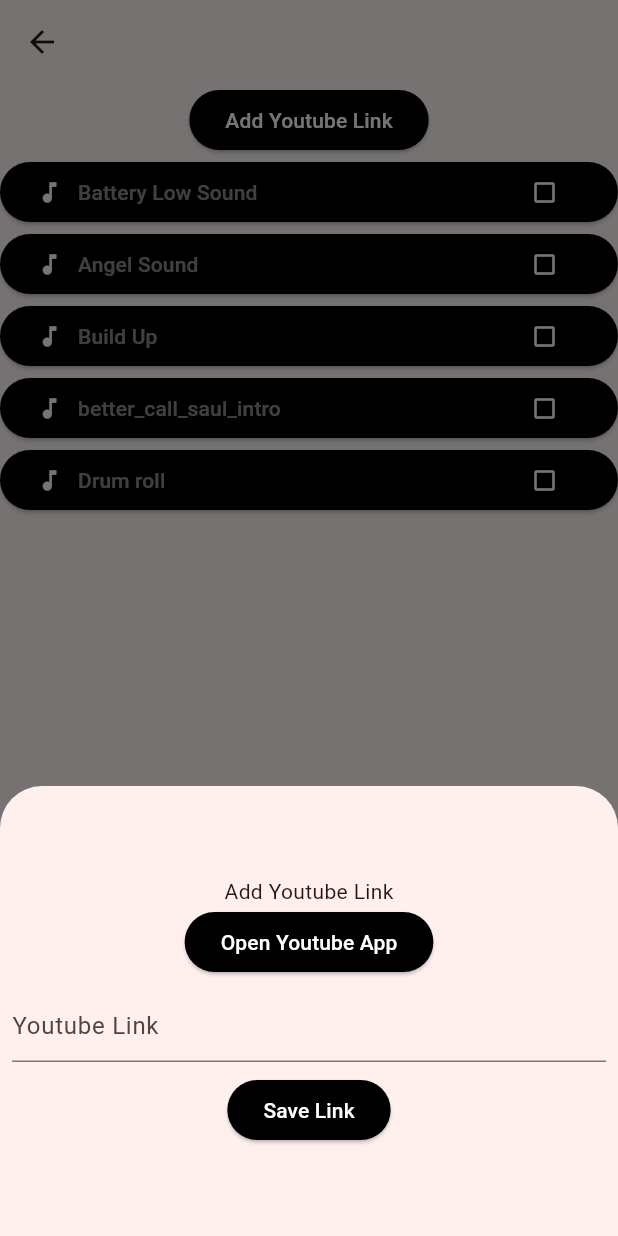
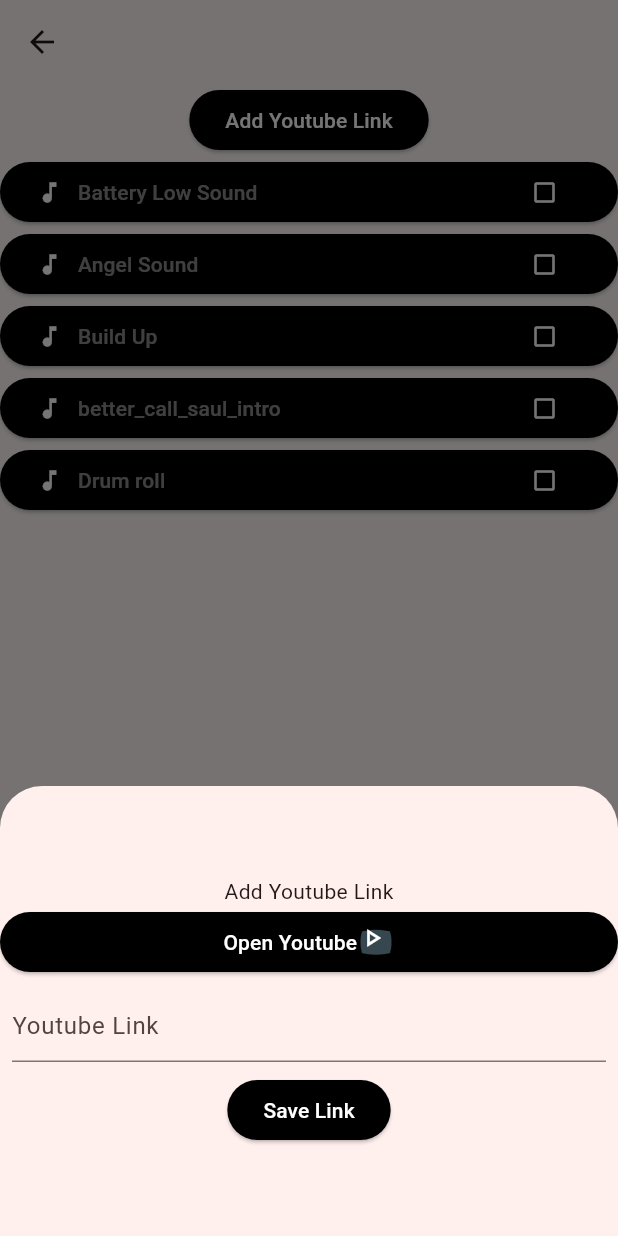
Before and after one commit to muratcanyusufoglu/just_tune, a Flutter app: the AddTrim screen opened directly, after a tap on "Add Youtube Link", on a phone screen of 412 x 824 dp. Run offline on Flutter 3.47's test engine with Material 3 defaults, Android fonts, the phone set to English and light mode, and no system bars; our stand-ins replace awesome_snackbar_content, hive, just_audio, shared_preferences, youtube_player_flutter; missing offline and left inert: youtube_explode_dart; accounts and stored records are empty.

Commit message:
clipboard data added

```diff
--- a/lib/feature/components/custom_audio_youtube_component.dart
+++ b/lib/feature/components/custom_audio_youtube_component.dart
@@ -1,3 +1,4 @@
+import 'package:drum_machine/feature/constants/icons/app_icons.dart';
 import 'package:drum_machine/feature/functions/color_function.dart';
 import 'package:drum_machine/feature/models/youtube_list/youtube_list_model.dart';
 import 'package:drum_machine/product/screen/add_drim/provider/add_trim_provider.dart';
@@ -53,7 +54,7 @@ class _CustomAudioYoutubeComponentState extends State<CustomAudioYoutubeComponen
           flex:1,
           child: IconButton(
               onPressed: ()=> {},
-              icon: Icon(Icons.play_circle_filled_outlined, color:_controller.value.isPlaying ? Colors.white : Colors.red,size: 25)
+              icon: AppIcons.youtubeIcon
             ),
         ),
         Expanded(
--- /dev/null
+++ b/lib/feature/constants/icons/app_icons.dart
@@ -0,0 +1,8 @@
+import 'package:flutter/material.dart';
+
+class AppIcons {
+    const AppIcons._();
+
+  static Stack youtubeIcon = Stack(children: [Align(alignment: Alignment.center, child: Icon(Icons.panorama_wide_angle_select_sharp, color:Colors.blueGrey[800] ,size: 25.0)),const Align(alignment: Alignment.center, child: Icon(Icons.play_arrow_outlined, color:Colors.white ,size: 20.0))]);
+
+}
--- a/lib/feature/functions/color_function.dart
+++ b/lib/feature/functions/color_function.dart
@@ -9,9 +9,9 @@ class SelectedColor{
     } else if (mod == 3 || mod == 4) {
         return Colors.indigo[100];
     } else if (mod == 5 || mod == 6) {
-        return Colors.indigo[150];
+        return Colors.indigo[200];
     } else if (mod == 7 || mod == 0) {
-        return Colors.indigo[200];
+        return Colors.indigo[300];
     } else {
         return Colors.indigo[900];
     }
--- a/lib/product/screen/add_drim/view/add_trim.dart
+++ b/lib/product/screen/add_drim/view/add_trim.dart
@@ -1,53 +1,78 @@
 
 import 'package:drum_machine/feature/constants/audio_list.dart';
 import 'package:drum_machine/feature/components/custom_audio_list_component.dart';
+import 'package:drum_machine/feature/constants/icons/app_icons.dart';
 import 'package:drum_machine/feature/models/audio_list/audio_list_model.dart';
 import 'package:drum_machine/product/screen/add_drim/provider/add_trim_provider.dart';
 import 'package:flutter/material.dart';
+import 'package:flutter/services.dart';
 import 'package:provider/provider.dart';
 
-class AddTrim extends StatelessWidget {
+class AddTrim extends StatefulWidget {
   const AddTrim({super.key});
 
   @override
+  State<AddTrim> createState() => _AddTrimState();
+}
+
+class _AddTrimState extends State<AddTrim> {
+  String clipboardContent = '';
+  TextEditingController _youtubeLinkController = TextEditingController();
+
+  @override
+  void initState() {
+    super.initState();
+    _initClipboardListener();
+  }
+
+  void _initClipboardListener() {
+    Clipboard.getData(Clipboard.kTextPlain).then((ClipboardData? data) {
+      if (data != null && data.text != null) {
+        setState(() {
+          clipboardContent = data.text!;
+          _showClipboardPopup();
+        });
+      }
+    });
+  }
+
+  void _showClipboardPopup() {
+    // Show your popup here
+    showDialog(
+      context: context,
+      builder: (BuildContext context) {
+        return AlertDialog(
+          title: Text('Clipboard Content'),
+          content: Text('Do you want to paste this text in your app?'),
+          actions: [
+            TextButton(
+              onPressed: () {
+                Navigator.pop(context);
+              },
+              child: Text('Cancel'),
+            ),
+            ElevatedButton(onPressed: () async{
+            _youtubeLinkController.text = clipboardContent;
+            Navigator.pop(context);
+            _showYoutubeLinkModal(context,_youtubeLinkController);
+          }, child: const Text('Add Youtube Link'))
+          ],
+        );
+      },
+    );
+  }
+
+
+  @override
   Widget build(BuildContext context) {
+
     return Scaffold(
       resizeToAvoidBottomInset: true,
       appBar: AppBar(),
       body: Column(
         children: [
           ElevatedButton(onPressed: (){
-            showModalBottomSheet(context: context, builder: (BuildContext context) {
-              return SizedBox(
-                height: 300,
-                child: Center(
-                  child: Column(
-                    mainAxisAlignment: MainAxisAlignment.center,
-                    mainAxisSize: MainAxisSize.min,
-                    children: <Widget>[
-                      const Text('Add Youtube Link'),
-                      ElevatedButton(
-                        child: const Text('Open Youtube App'),
-                        onPressed: () => context.read<AddTrimProvider>().openYouTubeApp(),
-                      ),
-                      Padding(
-                        padding: const EdgeInsets.all(8.0),
-                        child: TextFormField(decoration: const InputDecoration(
-        disabledBorder: UnderlineInputBorder(
-          borderSide: BorderSide(color: Colors.grey),
-        ),
-        hintText: 'Youtube Link',
-      ),maxLines: 1, onChanged: (value) => context.read<AddTrimProvider>().setYoutubeMelody(value)),
-                      ),
-                      ElevatedButton(
-                        child: const Text('Save Link'),
-                        onPressed: () => {context.read<AddTrimProvider>().addAndStoreYoutubeMusics(context.read<AddTrimProvider>().youtubeMelody, context)},
-                      ),
-                    ],
-                  ),
-                ),
-              );
-            },);
+            _showYoutubeLinkModal(context, _youtubeLinkController);
           }, child: const Text('Add Youtube Link')),
           Expanded(
             child: ListView.builder(
@@ -66,13 +91,57 @@ class AddTrim extends StatelessWidget {
           ),
         ],
       ),
-      floatingActionButton: FloatingActionButton.extended(
-        heroTag: 'uniqueTag',
-        label: const Row(
-          children: [Icon(Icons.save), Text('Save')],
-        ),
-        onPressed: () {},
-      ),
+      // floatingActionButton: FloatingActionButton.extended(
+      //   heroTag: 'uniqueTag',
+      //   label: const Row(
+      //     children: [Icon(Icons.save), Text('Save')],
+      //   ),
+      //   onPressed: () {},
+      // ),
     );
   }
+
+  Future<dynamic> _showYoutubeLinkModal(BuildContext context, TextEditingController youtubeLinkController) {
+    return showModalBottomSheet(context: context, isScrollControlled: true, builder: (BuildContext context) {
+            return Padding(
+              padding: EdgeInsets.only(
+              bottom: MediaQuery.of(context).viewInsets.bottom),
+              child: SizedBox(
+                height: 300,
+                child: Center(
+                  child: Column(
+                    mainAxisAlignment: MainAxisAlignment.center,
+                    mainAxisSize: MainAxisSize.min,
+                    children: <Widget>[
+                      const Text('Add Youtube Link'),
+                      ElevatedButton(
+                        child: Row(mainAxisAlignment: MainAxisAlignment.center, children: [const Text('Open Youtube'),AppIcons.youtubeIcon]),
+                        onPressed: () => context.read<AddTrimProvider>().openYouTubeApp(),
+                      ),
+                      Padding(
+                        padding: const EdgeInsets.all(8.0),
+                        child: TextFormField(
+                        controller: youtubeLinkController,
+                        decoration: const InputDecoration(
+                        disabledBorder: UnderlineInputBorder(
+                          borderSide: BorderSide(color: Colors.grey),
+                        ),
+                        hintText: 'Youtube Link',
+                        ),
+                        maxLines: 1,
+                        onChanged: (value) => setState(() {
+                          youtubeLinkController.text = value;
+                        })),
+                      ),
+                      ElevatedButton(
+                        child: const Text('Save Link'),
+                        onPressed: () => {context.read<AddTrimProvider>().addAndStoreYoutubeMusics(youtubeLinkController.text, context)},
+                      ),
+                    ],
+                  ),
+                ),
+              ),
+            );
+    },);
+  }
 }
--- a/lib/product/screen/home/view/home_screen.dart
+++ b/lib/product/screen/home/view/home_screen.dart
@@ -6,7 +6,6 @@ import 'package:drum_machine/product/screen/add_drim/provider/add_trim_provider.
 import 'package:drum_machine/product/screen/add_drim/view/add_trim.dart';
 import 'package:flutter/material.dart';
 import 'package:provider/provider.dart';
-import 'package:youtube_player_flutter/youtube_player_flutter.dart';
 
 class HomeScreen extends StatefulWidget {
   const HomeScreen({super.key});
@@ -16,8 +15,6 @@ class HomeScreen extends StatefulWidget {
 }
 
 class _HomeScreenState extends State<HomeScreen> {
-
-
   @override
   Widget build(BuildContext context) {
     context.watch<AddTrimProvider>().isFetch ? context.watch<AddTrimProvider>().restoreAudios() : null;
@@ -39,7 +36,7 @@ class _HomeScreenState extends State<HomeScreen> {
                   return CustomAudioYoutubeComponent(youtubeList: context.watch<AddTrimProvider>().youtubeList[index], index:index);
                   },
                   )
-                : const Text('Please add a sound'),
+            : const Text('Please add a sound'),
           ),
           Expanded(
             child: context.watch<AddTrimProvider>().audioListName.isNotEmpty
@@ -70,7 +67,6 @@ class _HomeScreenState extends State<HomeScreen> {
       floatingActionButton: _actionButton(context),
     );
   }
-
   FloatingActionButton _actionButton(BuildContext context) {
     return FloatingActionButton(
       onPressed: () {
```
